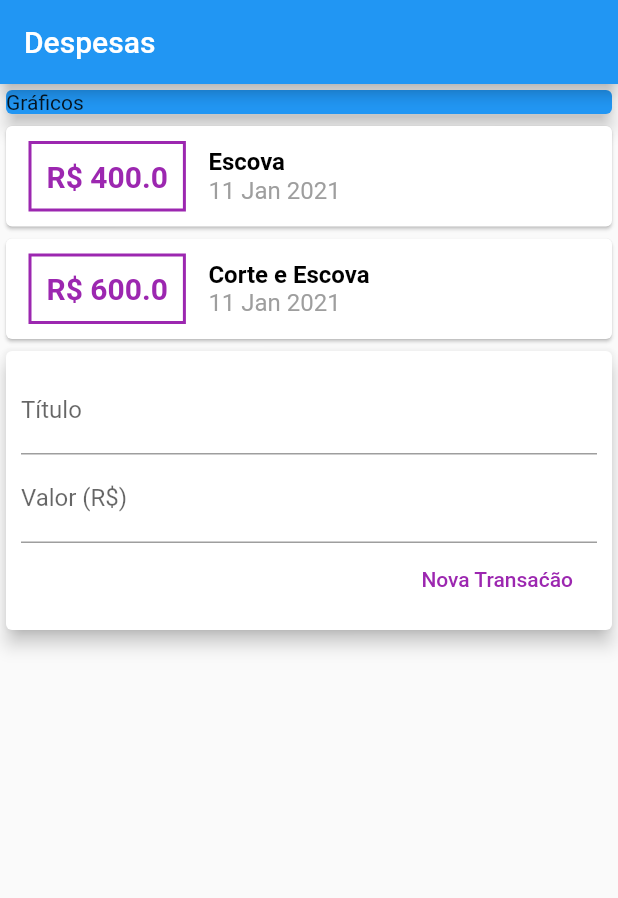
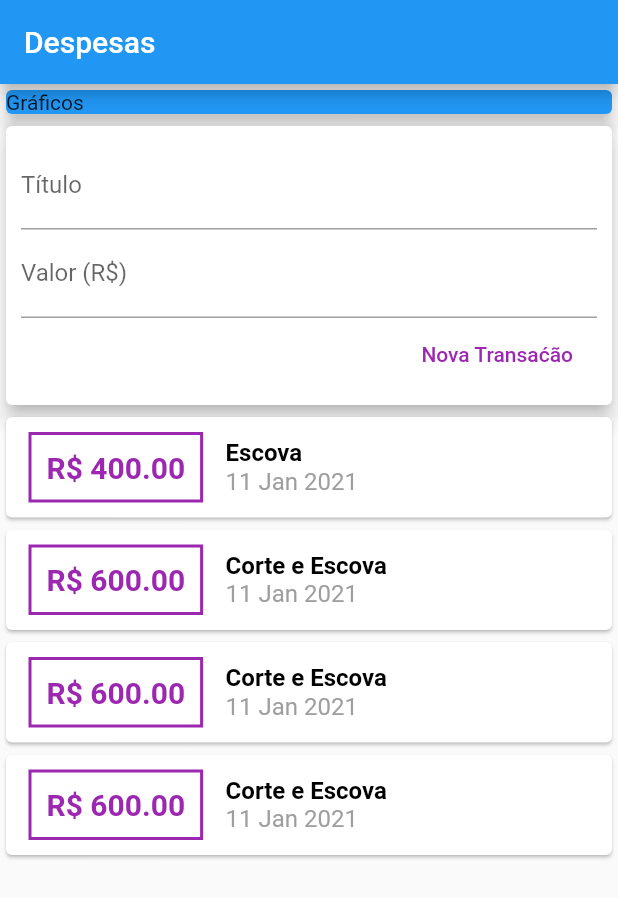
Before and after one commit to OnofreTZK/MoneyManager, a Flutter app: the screen it shows after launch, after a tap on "Nova Transaćão", on a phone screen of 412 x 824 dp. Shown: the top 898 px of the screen. Run offline on Flutter 3.47's test engine with Material 2 defaults, Android fonts, the phone set to English and light mode, and no system bars.

Commit message:
added ListView

```diff
--- a/mmanager/lib/components/transaction_form.dart
+++ b/mmanager/lib/components/transaction_form.dart
@@ -6,6 +6,11 @@ class TransactionForm extends StatelessWidget
 
     final titleController = TextEditingController();
     final valueController = TextEditingController();
+
+    // Form values to "father" widget.
+    final void Function(String, double) onSubmit;
+
+    TransactionForm(this.onSubmit);
 
     @override
     Widget build(BuildContext context)
@@ -36,7 +41,12 @@ class TransactionForm extends StatelessWidget
                                 FlatButton(
                                     child: Text('Nova Transaćão'),
                                     textColor: Colors.purple,
-                                    onPressed: () {},
+                                    onPressed: () {
+                                        final title = titleController.text;
+                                        final value = double.tryParse(
+                                                valueController.text) ?? 0.0;
+                                        onSubmit(title, value);
+                                    },
                                 ), // FlatButton
                             ] // <Widget>
                         ), // Row
--- a/mmanager/lib/components/transaction_list.dart
+++ b/mmanager/lib/components/transaction_list.dart
@@ -14,8 +14,13 @@ class TransactionList extends StatelessWidget
     Widget build(BuildContext context)
     {
 
-        return Column(
-            children: transactions.map((tr) {
+        return Container(
+            height: 300,
+            child: ListView.builder(
+                itemCount: transactions.length,
+                itemBuilder: (ctx, index)
+                {
+                    final tr = transactions[index];
                     return Card(
                         child: Row(
                                 children: <Widget>[
@@ -32,8 +37,8 @@ class TransactionList extends StatelessWidget
                                         ), // BoxDecoration
                                         padding: EdgeInsets.all(10),
                                         child: Text(
-                                                'R\$ ${tr.value}',
-                                                //'R\$ ${tr.value.toStringAsFixed(2)}'
+                                                //'R\$ ${tr.value}',
+                                                'R\$ ${tr.value.toStringAsFixed(2)}',
                                                 style: TextStyle(
                                                     fontWeight:
                                                         FontWeight.bold,
@@ -69,7 +74,9 @@ class TransactionList extends StatelessWidget
                                 ], // <Widget>
                         ) // Row
                     ); // Card
-                }).toList(),
-        ); // Column
+
+                },
+            ), // ListView
+        ); // Container
     }
 }
--- a/mmanager/lib/components/transaction_user.dart
+++ b/mmanager/lib/components/transaction_user.dart
@@ -1,6 +1,7 @@
 import 'package:flutter/material.dart';
 import 'transaction_list.dart';
 import 'transaction_form.dart';
+import 'dart:math';
 import 'package:mmanager/models/transaction.dart';
 
 class _TransactionUserState extends State<TransactionUser>
@@ -19,7 +20,42 @@ class _TransactionUserState extends State<TransactionUser>
                 value: 600.00,
                 date: DateTime.now(),
         ), // Transaction
+        Transaction(
+                id: 't2',
+                title: 'Corte e Escova',
+                value: 600.00,
+                date: DateTime.now(),
+        ), // Transaction
+        Transaction(
+                id: 't2',
+                title: 'Corte e Escova',
+                value: 600.00,
+                date: DateTime.now(),
+        ), // Transaction
+        Transaction(
+                id: 't2',
+                title: 'Corte e Escova',
+                value: 600.00,
+                date: DateTime.now(),
+        ), // Transaction
     ];
+
+
+
+    _addTransaction( String title, double value )
+    {
+        final newTransaction = Transaction(
+                id: Random().nextDouble().toString(),
+                title: title,
+                value: value,
+                date: DateTime.now(),
+        ); // Transaction
+
+        setState( () {
+            _transactions.add(newTransaction);
+        });
+
+    }
 
 
     @override
@@ -27,8 +63,8 @@ class _TransactionUserState extends State<TransactionUser>
     {
         return Column(
             children: <Widget>[
+                TransactionForm(_addTransaction),
                 TransactionList(_transactions),
-                TransactionForm(),
             ] // <Widget>
         ); // Column
     }
--- a/mmanager/lib/main.dart
+++ b/mmanager/lib/main.dart
@@ -32,7 +32,8 @@ class MyHomePage extends StatelessWidget
                 title: Text('Despesas'),
             ), // AppBar
 
-            body: Column(
+            body: SingleChildScrollView(
+                child :Column(
                     crossAxisAlignment: CrossAxisAlignment.stretch,
                     children: <Widget>[
                         Card(
@@ -43,6 +44,7 @@ class MyHomePage extends StatelessWidget
                         TransactionUser()
                     ], // <Widget>[]
                 ), // Column
+            ), // SingleChildScrollView
         );// Scaffold
     }
 }
```
Lines whose indentation alone changed are shown as unchanged.
